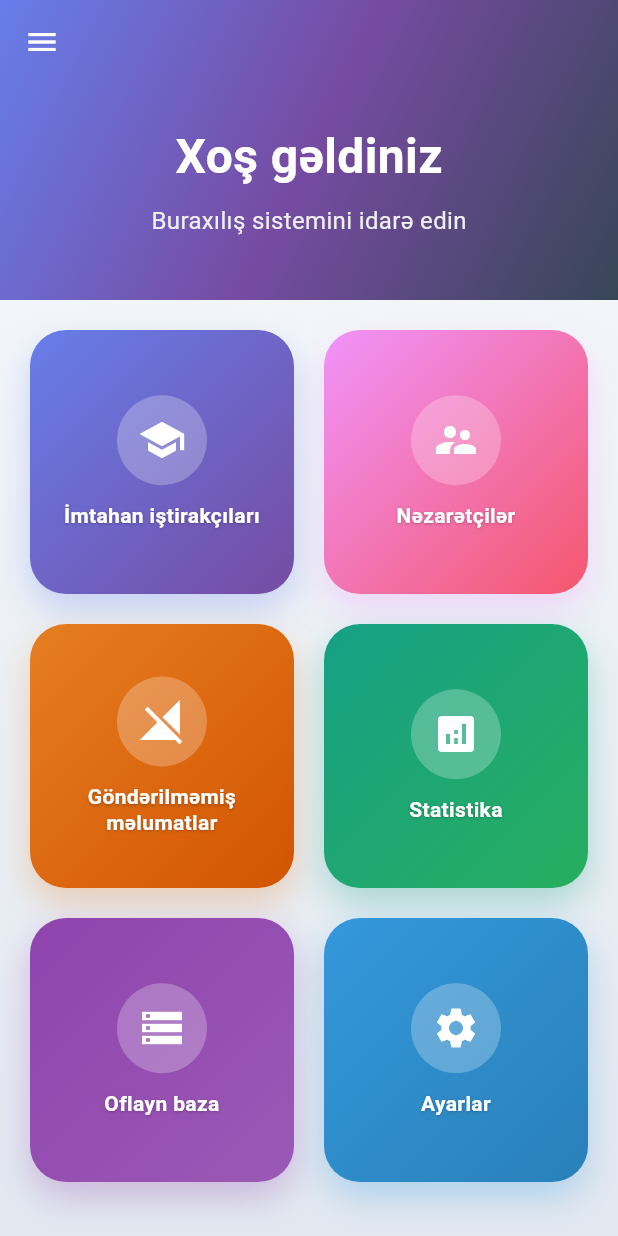
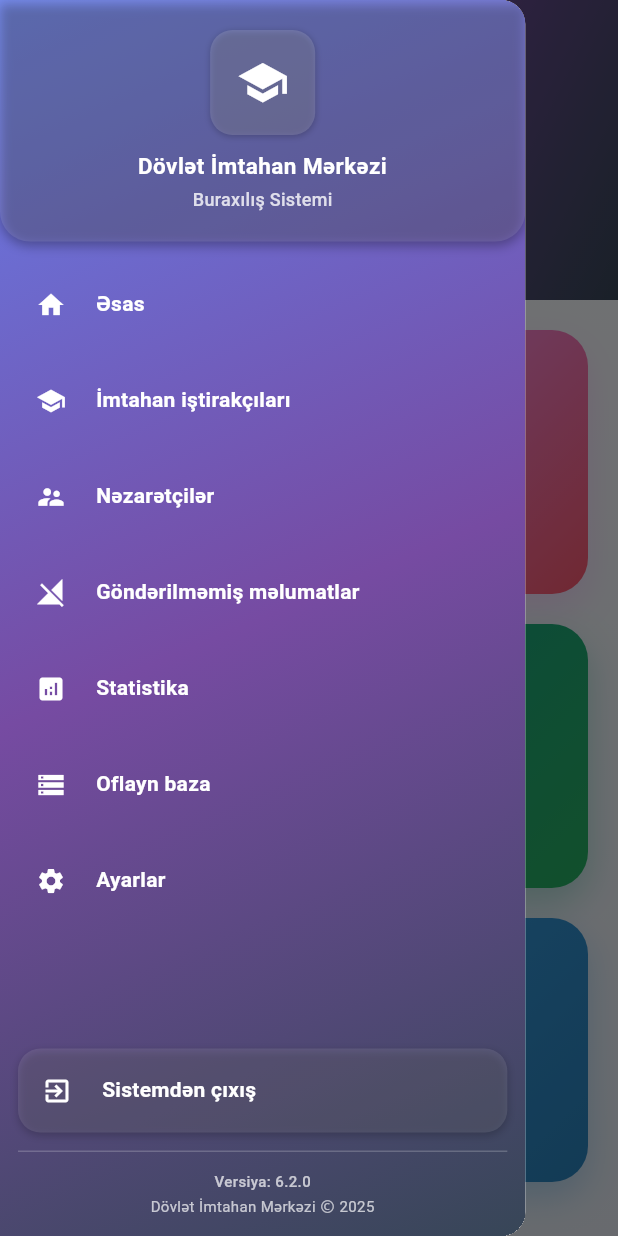
Before and after one commit to kamran134/dim_buraxilish_ft, a Flutter app: the MainScreen screen opened directly, after a tap on the "menu" icon, on a phone screen of 412 x 824 dp. Run offline on Flutter 3.47's test engine with Material 3 defaults, Android fonts, the phone set to English and light mode, and no system bars; our stand-ins replace dio, shared_preferences, sqflite; missing offline and left inert: mobile_scanner; accounts and stored records are empty; network calls fail.

Commit message:
drawer menu

```diff
--- a/lib/screens/home_screen.dart
+++ b/lib/screens/home_screen.dart
@@ -116,8 +116,7 @@ class _HomeScreenState extends State<HomeScreen> with TickerProviderStateMixin {
   Widget build(BuildContext context) {
     final isDarkMode = Theme.of(context).brightness == Brightness.dark;
 
-    return Scaffold(
-      body: Container(
+    return Container(
       decoration: BoxDecoration(
         gradient: LinearGradient(
           begin: Alignment.topCenter,
@@ -148,7 +147,13 @@ class _HomeScreenState extends State<HomeScreen> with TickerProviderStateMixin {
             leading: Builder(
               builder: (context) => IconButton(
                 icon: const Icon(Icons.menu, color: Colors.white),
-                  onPressed: () => Scaffold.of(context).openDrawer(),
+                onPressed: () {
+                  // Find the closest Scaffold with a drawer
+                  final scaffoldState = Scaffold.maybeOf(context);
+                  if (scaffoldState != null && scaffoldState.hasDrawer) {
+                    scaffoldState.openDrawer();
+                  }
+                },
               ),
             ),
             flexibleSpace: FlexibleSpaceBar(
@@ -227,7 +232,6 @@ class _HomeScreenState extends State<HomeScreen> with TickerProviderStateMixin {
             child: SizedBox(height: 40),
           ),
         ],
-        ),
       ),
     );
   }
--- a/lib/widgets/app_drawer.dart
+++ b/lib/widgets/app_drawer.dart
@@ -32,18 +32,18 @@ class AppDrawer extends StatelessWidget {
             // Header Section
             Container(
               width: double.infinity,
-              padding: const EdgeInsets.symmetric(vertical: 30, horizontal: 20),
+              padding: const EdgeInsets.symmetric(vertical: 20, horizontal: 16),
               decoration: BoxDecoration(
                 color: Colors.white.withOpacity(0.1),
                 borderRadius: const BorderRadius.only(
-                  bottomLeft: Radius.circular(25),
-                  bottomRight: Radius.circular(25),
+                  bottomLeft: Radius.circular(20),
+                  bottomRight: Radius.circular(20),
                 ),
                 boxShadow: [
                   BoxShadow(
                     color: Colors.black.withOpacity(0.3),
-                    blurRadius: 8,
-                    offset: const Offset(0, 4),
+                    blurRadius: 6,
+                    offset: const Offset(0, 3),
                   ),
                 ],
               ),
@@ -52,44 +52,44 @@ class AppDrawer extends StatelessWidget {
                   children: [
                     // Logo placeholder (can be added later)
                     Container(
-                      width: 100,
-                      height: 100,
+                      width: 70,
+                      height: 70,
                       decoration: BoxDecoration(
                         color: Colors.white.withOpacity(0.15),
-                        borderRadius: BorderRadius.circular(20),
+                        borderRadius: BorderRadius.circular(15),
                         boxShadow: [
                           BoxShadow(
                             color: Colors.black.withOpacity(0.2),
-                            blurRadius: 4,
-                            offset: const Offset(0, 2),
+                            blurRadius: 3,
+                            offset: const Offset(0, 1),
                           ),
                         ],
                       ),
                       child: const Icon(
                         Icons.school,
-                        size: 50,
+                        size: 35,
                         color: Colors.white,
                       ),
                     ),
-                    const SizedBox(height: 16),
+                    const SizedBox(height: 10),
                     const Text(
                       'Dövlət İmtahan Mərkəzi',
                       style: TextStyle(
                         color: Colors.white,
-                        fontSize: 18,
+                        fontSize: 15,
                         fontWeight: FontWeight.w700,
-                        letterSpacing: 0.5,
+                        letterSpacing: 0.3,
                       ),
                       textAlign: TextAlign.center,
                     ),
-                    const SizedBox(height: 5),
+                    const SizedBox(height: 3),
                     Text(
                       'Buraxılış Sistemi',
                       style: TextStyle(
                         color: Colors.white.withOpacity(0.8),
-                        fontSize: 14,
+                        fontSize: 12,
                         fontWeight: FontWeight.w500,
-                        letterSpacing: 0.3,
+                        letterSpacing: 0.2,
                       ),
                       textAlign: TextAlign.center,
                     ),
@@ -102,7 +102,8 @@ class AppDrawer extends StatelessWidget {
             Expanded(
               child: Padding(
                 padding:
-                    const EdgeInsets.symmetric(horizontal: 10, vertical: 20),
+                    const EdgeInsets.symmetric(horizontal: 8, vertical: 12),
+                child: SingleChildScrollView(
                   child: Column(
                     children: [
                       _buildDrawerItem(
@@ -171,16 +172,17 @@ class AppDrawer extends StatelessWidget {
                   ),
                 ),
               ),
+            ),
 
             // Footer Section
             Container(
-              padding: const EdgeInsets.all(20),
+              padding: const EdgeInsets.all(12),
               child: Column(
                 children: [
                   // Logout Button
                   Container(
                     width: double.infinity,
-                    margin: const EdgeInsets.only(bottom: 20),
+                    margin: const EdgeInsets.only(bottom: 12),
                     decoration: BoxDecoration(
                       color: Colors.white.withOpacity(0.1),
                       borderRadius: BorderRadius.circular(15),
@@ -196,15 +198,15 @@ class AppDrawer extends StatelessWidget {
                       leading: const Icon(
                         Icons.exit_to_app,
                         color: Colors.white,
-                        size: 24,
+                        size: 20,
                       ),
                       title: const Text(
                         'Sistemdən çıxış',
                         style: TextStyle(
                           color: Colors.white,
-                          fontSize: 16,
+                          fontSize: 14,
                           fontWeight: FontWeight.w600,
-                          letterSpacing: 0.3,
+                          letterSpacing: 0.2,
                         ),
                       ),
                       onTap: () => _showLogoutDialog(context),
@@ -216,7 +218,7 @@ class AppDrawer extends StatelessWidget {
                   // Footer Info
                   Container(
                     width: double.infinity,
-                    padding: const EdgeInsets.only(top: 20),
+                    padding: const EdgeInsets.only(top: 12),
                     decoration: BoxDecoration(
                       border: Border(
                         top: BorderSide(
@@ -231,16 +233,16 @@ class AppDrawer extends StatelessWidget {
                           'Versiya: 6.2.0',
                           style: TextStyle(
                             color: Colors.white.withOpacity(0.7),
-                            fontSize: 12,
+                            fontSize: 10,
                             fontWeight: FontWeight.w500,
                           ),
                         ),
-                        const SizedBox(height: 5),
+                        const SizedBox(height: 3),
                         Text(
                           'Dövlət İmtahan Mərkəzi Ⓒ 2025',
                           style: TextStyle(
                             color: Colors.white.withOpacity(0.7),
-                            fontSize: 12,
+                            fontSize: 10,
                             fontWeight: FontWeight.w400,
                           ),
                           textAlign: TextAlign.center,
@@ -264,26 +266,26 @@ class AppDrawer extends StatelessWidget {
     required VoidCallback onTap,
   }) {
     return Container(
-      margin: const EdgeInsets.only(bottom: 8),
+      margin: const EdgeInsets.only(bottom: 4),
       child: ListTile(
         leading: Icon(
           icon,
           color: Colors.white,
-          size: 24,
+          size: 20,
         ),
         title: Text(
           title,
           style: const TextStyle(
             color: Colors.white,
-            fontSize: 16,
+            fontSize: 14,
             fontWeight: FontWeight.w600,
-            letterSpacing: 0.3,
+            letterSpacing: 0.2,
           ),
         ),
         onTap: onTap,
-        contentPadding: const EdgeInsets.symmetric(horizontal: 20, vertical: 4),
+        contentPadding: const EdgeInsets.symmetric(horizontal: 16, vertical: 2),
         shape: RoundedRectangleBorder(
-          borderRadius: BorderRadius.circular(12),
+          borderRadius: BorderRadius.circular(10),
         ),
         hoverColor: Colors.white.withOpacity(0.1),
         splashColor: Colors.white.withOpacity(0.2),
```
Lines whose indentation alone changed are shown as unchanged.
